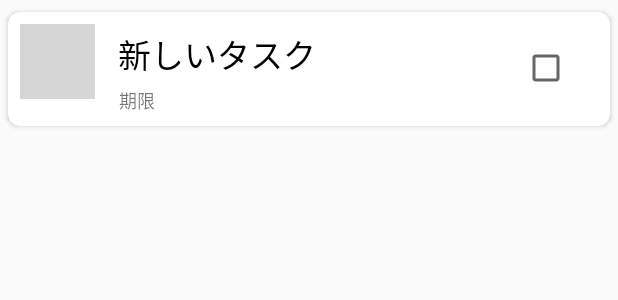
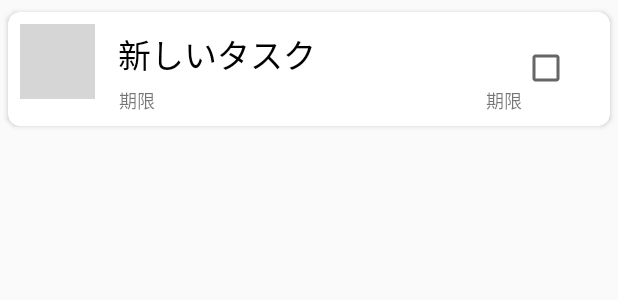
Before and after one commit to yHori12/Minimum-Todo, an Android app: the layout list_item_new_task.xml on its own in the app's theme, with its tools: preview values and no code run, on a phone screen of 412 x 824 dp. Shown: the top 300 px of the screen. Run offline under Robolectric (Android 15) with nearby library versions, the phone set to English and light mode, and no system bars; plain views replace ClassicIdenticonView; grey boxes are pictures that could not be loaded.

Commit message:
レイアウトを微修正

```diff
--- a/app/src/main/java/com/y_hori/minimum_todo/ui/listitem/ExpandableHeaderItem.kt
+++ b/app/src/main/java/com/y_hori/minimum_todo/ui/listitem/ExpandableHeaderItem.kt
@@ -10,7 +10,7 @@ import com.y_hori.minimum_todo.R
 import com.y_hori.minimum_todo.databinding.ListItemHeaderBinding
 
 class ExpandableHeaderItem(
-    @StringRes private val titleStringResId: Int
+    private val title: String
 ) : BindableItem<ListItemHeaderBinding>(), ExpandableItem {
 
     private lateinit var expandableGroup: ExpandableGroup
@@ -20,7 +20,7 @@ class ExpandableHeaderItem(
     }
 
     override fun bind(viewBinding: ListItemHeaderBinding, position: Int) {
-        viewBinding.title.setText(titleStringResId)
+        viewBinding.title.text = title
 
         viewBinding.icon.apply {
             visibility = View.VISIBLE
--- a/app/src/main/java/com/y_hori/minimum_todo/ui/main/MainFragment.kt
+++ b/app/src/main/java/com/y_hori/minimum_todo/ui/main/MainFragment.kt
@@ -15,7 +15,6 @@ import com.xwray.groupie.GroupieViewHolder
 import com.y_hori.minimum_todo.R
 import com.y_hori.minimum_todo.data.model.User
 import com.y_hori.minimum_todo.databinding.FragmentMainBinding
-import com.y_hori.minimum_todo.ui.create.CreateTaskFragmentDirections
 import com.y_hori.minimum_todo.ui.listitem.CompletedTaskItem
 import com.y_hori.minimum_todo.ui.listitem.ExpandableHeaderItem
 import com.y_hori.minimum_todo.ui.listitem.NewTaskItem
@@ -82,7 +81,7 @@ class MainFragment : Fragment() {
 
             val completedTasks = tasks.filter { it.isCompleted }.map { CompletedTaskItem(it) }
             if (!completedTasks.isNullOrEmpty()){
-                val expandableGroup = ExpandableGroup(ExpandableHeaderItem(R.string.expanding_group))
+                val expandableGroup = ExpandableGroup(ExpandableHeaderItem(getString(R.string.text_title_expanding_group,completedTasks.size)))
                 expandableGroup.addAll(completedTasks)
                 adapter.add(expandableGroup)
             }
--- a/app/src/main/res/layout/fragment_main.xml
+++ b/app/src/main/res/layout/fragment_main.xml
@@ -39,6 +39,7 @@
             android:elevation="@dimen/margin_16"
             android:padding="12dp"
             android:text="Todoを追加"
+            android:textColor="@color/color_white"
             android:textSize="18sp"
             app:cornerRadius="24dp"
             app:icon="@drawable/ic_notifications_active_24px" />
--- a/app/src/main/res/layout/list_item_header.xml
+++ b/app/src/main/res/layout/list_item_header.xml
@@ -15,7 +15,7 @@
             android:layout_height="wrap_content"
             android:layout_gravity="center"
             android:textAppearance="@style/TextAppearance.AppCompat.Title"
-            android:textColor="?android:attr/textColorSecondary"
+            android:textColor="@color/textColorBlack"
             app:layout_constraintBottom_toBottomOf="parent"
             app:layout_constraintEnd_toEndOf="parent"
             app:layout_constraintStart_toStartOf="parent"
--- a/app/src/main/res/layout/list_item_new_task.xml
+++ b/app/src/main/res/layout/list_item_new_task.xml
@@ -10,16 +10,16 @@
     </data>
 
     <androidx.cardview.widget.CardView
+        android:id="@+id/cardView"
         android:layout_width="match_parent"
         android:layout_height="wrap_content"
+        android:elevation="8dp"
+        app:cardCornerRadius="8dp"
+        android:layout_marginTop="8dp"
         android:layout_marginStart="5dp"
-        android:layout_marginTop="8dp"
-        android:layout_marginEnd="5dp"
-        android:elevation="8dp"
-        app:cardCornerRadius="8dp">
+        android:layout_marginEnd="5dp">
 
         <RelativeLayout
-            android:id="@+id/relcard"
             android:layout_width="match_parent"
             android:layout_height="wrap_content"
             android:padding="8dp">
@@ -28,10 +28,11 @@
                 android:id="@+id/hashView"
                 android:layout_width="50dp"
                 android:layout_height="50dp"
+                app:hash="@{task.title}"
                 tools:srcCompat="@tools:sample/avatars" />
 
             <TextView
-                android:id="@+id/title"
+                android:id="@+id/tvTitle"
                 android:layout_width="wrap_content"
                 android:layout_height="wrap_content"
                 android:layout_marginStart="15dp"
@@ -44,12 +45,23 @@
                 tools:text="@string/text_new_task" />
 
             <TextView
-                android:id="@+id/time"
+                android:id="@+id/tvDescription"
                 android:layout_width="wrap_content"
                 android:layout_height="wrap_content"
-                android:layout_below="@id/title"
+                android:layout_below="@id/tvTitle"
+                android:layout_marginStart="@dimen/margin_16"
+                android:layout_toEndOf="@id/hashView"
+                android:text="@{task.description}"
+                android:textSize="12sp"
+                tools:text="@string/text_reminder_time" />
+
+            <TextView
+                android:id="@+id/tvDeadLine"
+                android:layout_width="wrap_content"
+                android:layout_height="wrap_content"
+                android:layout_below="@id/tvTitle"
                 android:layout_marginStart="16dp"
-                android:layout_toEndOf="@id/hashView"
+                android:layout_toStartOf="@id/completionToggle"
                 android:textSize="12sp"
                 tools:text="@string/text_reminder_time" />
 
--- a/app/src/main/res/values/colors.xml
+++ b/app/src/main/res/values/colors.xml
@@ -5,4 +5,5 @@
     <color name="colorAccent">#D81B60</color>
 
     <color name="textColorBlack">#000000</color>
+    <color name="color_white">#FFFFFF</color>
 </resources>
--- a/app/src/main/res/values/strings.xml
+++ b/app/src/main/res/values/strings.xml
@@ -5,6 +5,6 @@
     <string name="text_description">詳細を追加</string>
     <string name="text_save">保存</string>
     <string name="text_notification">通知</string>
-    <string name="expanding_group">完了したタスク</string>
+    <string name="text_title_expanding_group">完了したタスク(%d件)</string>
     <string name="text_error_input_title">タイトルを入力してください</string>
 </resources>
--- a/app/src/main/res/values/styles.xml
+++ b/app/src/main/res/values/styles.xml
@@ -24,4 +24,10 @@
         <item name="colorControlNormal">@color/textColorBlack</item>
     </style>
 
+    <style name="style_progress_bar" parent="Widget.AppCompat.ProgressBar.Horizontal">
+        <item name="android:layout_width">match_parent</item>
+        <item name="android:layout_height">10dp</item>
+        <item name="android:indeterminate">true</item>
+    </style>
+
 </resources>
```
Also changed, not shown: app/src/main/java/com/y_hori/minimum_todo/ui/create/CreateTaskFragment.kt (+6 -3 lines).
